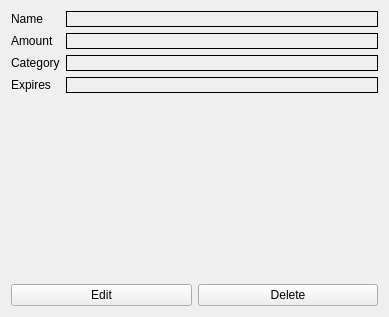
iodream/Spend-Note, file src/Client/View/MainPage/Income/IncomeViewSubPage/IncomeViewSubPage.ui: the form before one commit.
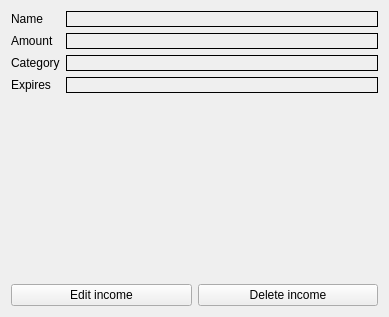
The form after the commit. Icons and pictures are not drawn.

Patch:
```diff
--- a/src/Client/View/MainPage/Income/IncomeViewSubPage/IncomeViewSubPage.ui
+++ b/src/Client/View/MainPage/Income/IncomeViewSubPage/IncomeViewSubPage.ui
@@ -19,14 +19,34 @@
      <item>
       <widget class="QPushButton" name="EditButton">
        <property name="text">
-        <string>Edit</string>
+        <string>Edit income</string>
+       </property>
+       <property name="icon">
+        <iconset resource="../../../../resources.qrc">
+         <normaloff>:/Icons/Icons/edit.png</normaloff>:/Icons/Icons/edit.png</iconset>
+       </property>
+       <property name="iconSize">
+        <size>
+         <width>16</width>
+         <height>16</height>
+        </size>
        </property>
       </widget>
      </item>
      <item>
       <widget class="QPushButton" name="DeleteButton">
        <property name="text">
-        <string>Delete</string>
+        <string>Delete income</string>
+       </property>
+       <property name="icon">
+        <iconset resource="../../../../resources.qrc">
+         <normaloff>:/Icons/Icons/cancel.png</normaloff>:/Icons/Icons/cancel.png</iconset>
+       </property>
+       <property name="iconSize">
+        <size>
+         <width>16</width>
+         <height>16</height>
+        </size>
        </property>
       </widget>
      </item>
```
Left out of the diff: 4 changed lines with no effect on the pictures.
